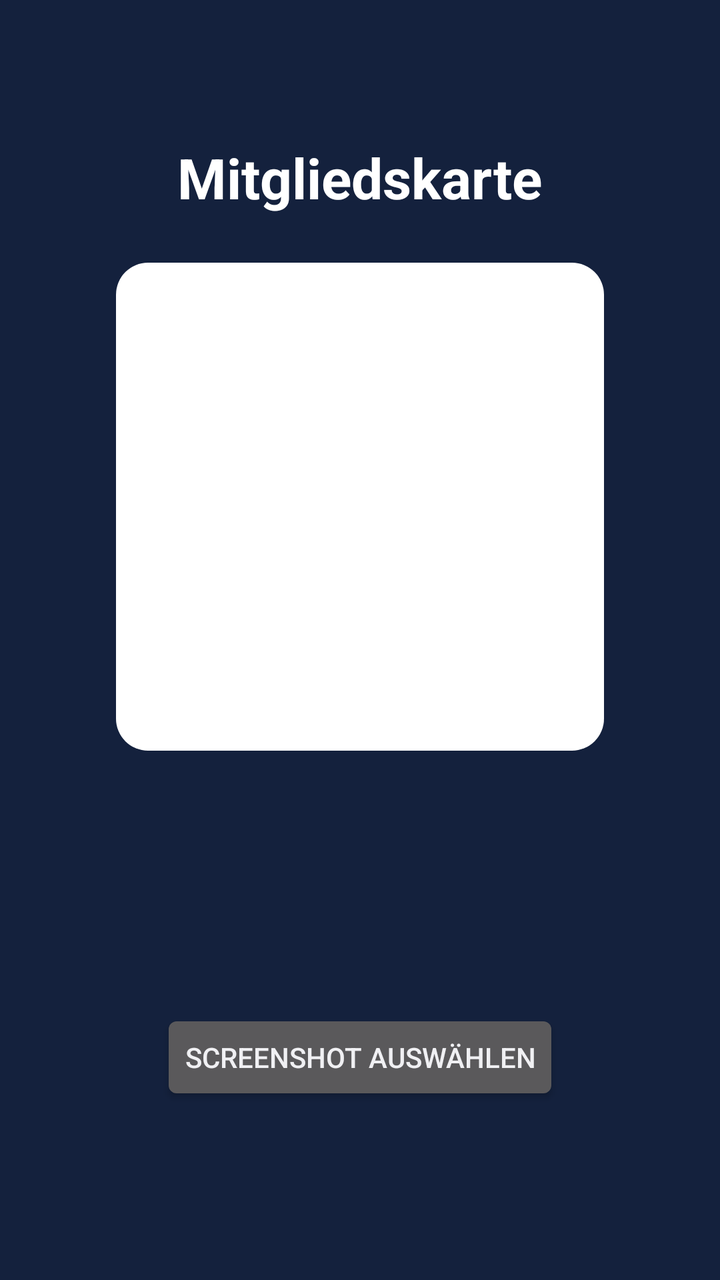
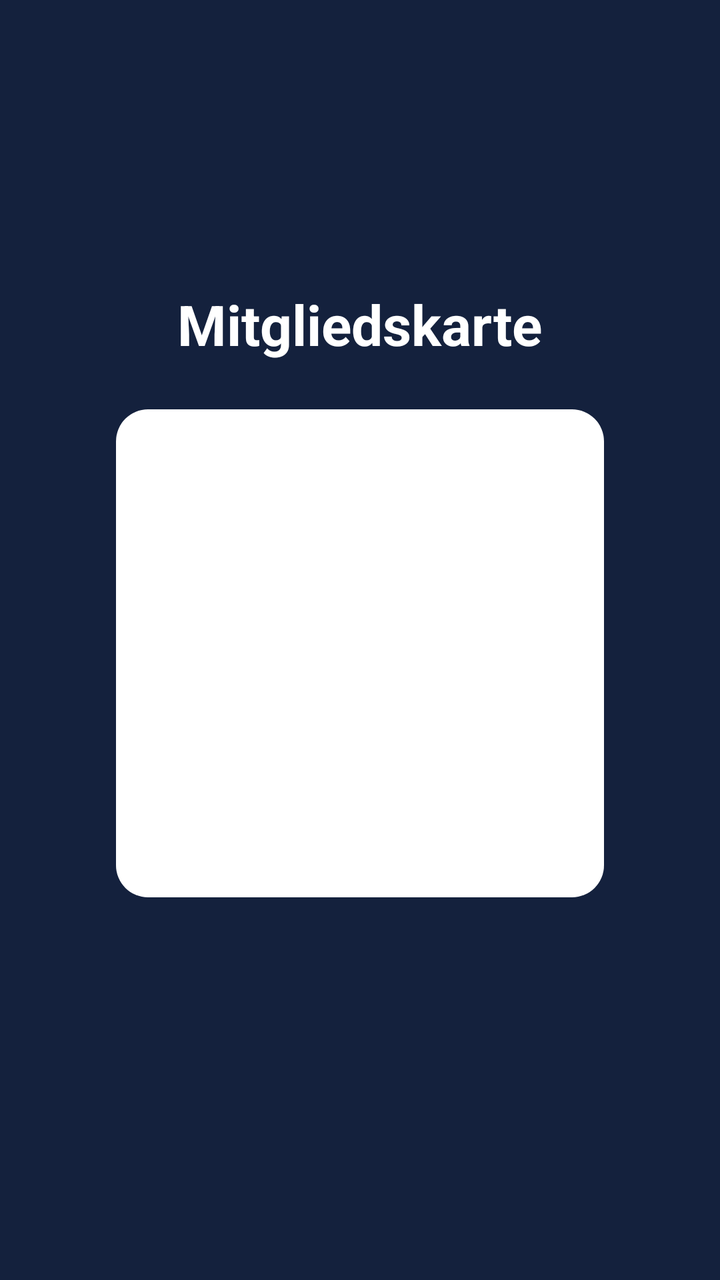

Before-and-after screenshots of an Android layout around one commit, followed by the original layout XML and the change that was made.
<!-- AndroidManifest.xml: application theme android:Theme.DeviceDefault.NoActionBar -->
<!-- res/layout/activity_main.xml -->
<?xml version="1.0" encoding="utf-8"?>
<LinearLayout xmlns:android="http://schemas.android.com/apk/res/android"
    android:layout_width="match_parent"
    android:layout_height="match_parent"
    android:background="#14213D"
    android:fitsSystemWindows="true"
    android:gravity="center_horizontal"
    android:orientation="vertical"
    android:padding="24dp">

    
    <LinearLayout
        android:layout_width="match_parent"
        android:layout_height="0dp"
        android:layout_weight="1"
        android:gravity="center"
        android:orientation="vertical">

        <TextView
            android:layout_width="wrap_content"
            android:layout_height="wrap_content"
            android:text="Mitgliedskarte"
            android:textColor="#FFFFFF"
            android:textSize="28sp"
            android:textStyle="bold" />

        <ImageView
            android:id="@+id/qr"
            android:layout_width="244dp"
            android:layout_height="244dp"
            android:layout_marginTop="24dp"
            android:background="@drawable/qr_frame"
            android:padding="12dp"
            android:contentDescription="QR-Code der Kundenkarte"
            android:scaleType="fitCenter" />

        <TextView
            android:id="@+id/number"
            android:layout_width="wrap_content"
            android:layout_height="wrap_content"
            android:layout_marginTop="16dp"
            android:textColor="#FCA311"
            android:textSize="22sp" />

        <TextView
            android:id="@+id/hint"
            android:layout_width="wrap_content"
            android:layout_height="wrap_content"
            android:layout_marginTop="16dp"
            android:gravity="center"
            android:textColor="#E5E5E5"
            android:textSize="16sp" />
    </LinearLayout>

    
    <Button
        android:id="@+id/pick"
        android:layout_width="wrap_content"
        android:layout_height="wrap_content"
        android:text="Screenshot auswählen" />

    <TextView
        android:id="@+id/status"
        android:layout_width="wrap_content"
        android:layout_height="wrap_content"
        android:layout_marginTop="16dp"
        android:gravity="center"
        android:textColor="#C8CCD8"
        android:textSize="14sp" />

    <Button
        android:id="@+id/update"
        android:layout_width="wrap_content"
        android:layout_height="wrap_content"
        android:layout_marginTop="8dp"
        android:text="Erneut prüfen"
        android:visibility="gone" />

    <TextView
        android:id="@+id/device"
        android:layout_width="wrap_content"
        android:layout_height="wrap_content"
        android:layout_marginTop="12dp"
        android:gravity="center"
        android:textColor="#8A93AB"
        android:textSize="12sp" />
</LinearLayout>
<!-- resources referenced by this layout -->
<resources>
  <!-- drawable qr_frame (drawable) -->
  <?xml version="1.0" encoding="utf-8"?>
  <shape xmlns:android="http://schemas.android.com/apk/res/android" android:shape="rectangle">
      <solid android:color="#FFFFFF" />
      <corners android:radius="16dp" />
  </shape>
</resources>

<!-- the commit's change to res/layout/activity_main.xml (unified diff, before → after) -->
@@ -9,6 +9,19 @@
     android:padding="24dp">
 
     
+    <TextView
+        android:id="@+id/updateDot"
+        android:layout_width="wrap_content"
+        android:layout_height="wrap_content"
+        android:layout_gravity="end"
+        android:contentDescription="Update verfügbar"
+        android:padding="8dp"
+        android:text="●"
+        android:textColor="#FCA311"
+        android:textSize="14sp"
+        android:visibility="invisible" />
+
+    
     <LinearLayout
         android:layout_width="match_parent"
         android:layout_height="0dp"
@@ -17,6 +30,7 @@
         android:orientation="vertical">
 
         <TextView
+            android:id="@+id/title"
             android:layout_width="wrap_content"
             android:layout_height="wrap_content"
             android:text="Mitgliedskarte"
@@ -53,6 +67,14 @@
     </LinearLayout>
 
     
+    <LinearLayout
+        android:id="@+id/controls"
+        android:layout_width="match_parent"
+        android:layout_height="wrap_content"
+        android:gravity="center_horizontal"
+        android:orientation="vertical"
+        android:visibility="gone">
+
     <Button
         android:id="@+id/pick"
         android:layout_width="wrap_content"
@@ -84,4 +106,5 @@
         android:gravity="center"
         android:textColor="#8A93AB"
         android:textSize="12sp" />
+    </LinearLayout>
 </LinearLayout>
